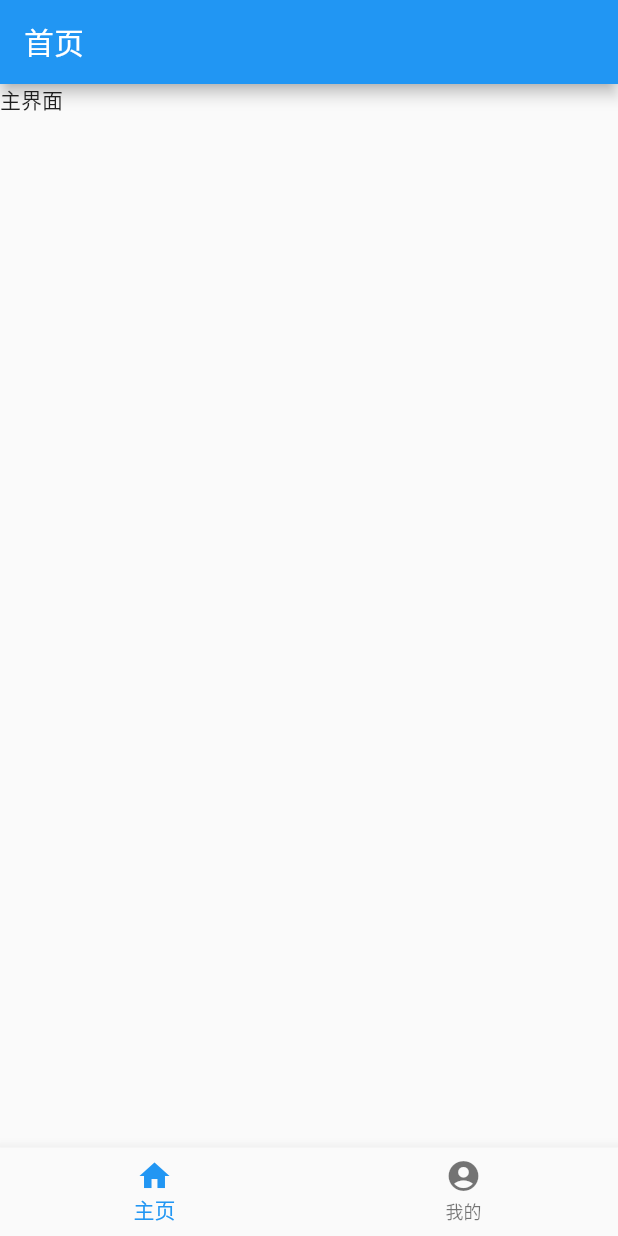
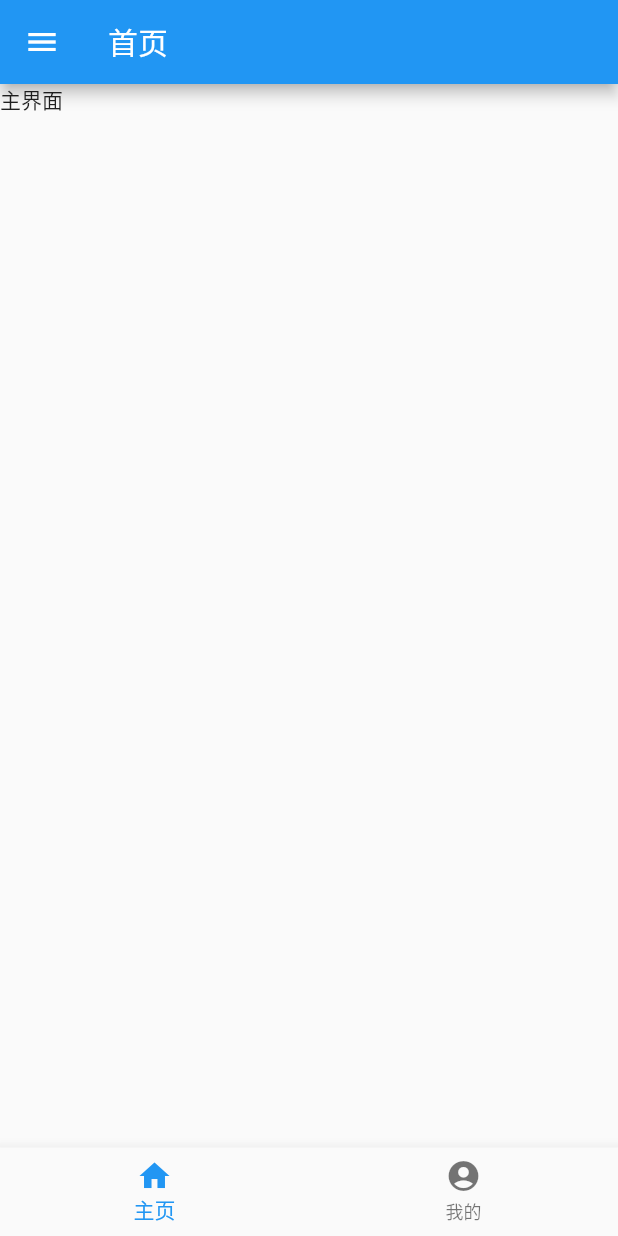
Before and after one commit to DmuTreehole/DmuFileManage, a Flutter app: the screen it shows after launch, on a phone screen of 412 x 824 dp. Run offline on Flutter 3.47's test engine with Material 2 defaults, Android fonts, the phone set to English and light mode, and no system bars.

```diff
--- a/demo/lib/home.dart
+++ b/demo/lib/home.dart
@@ -1,4 +1,5 @@
 import 'package:flutter/material.dart';
+import 'package:flutter/rendering.dart';
 import 'file.dart';
 import 'user.dart';
 class Home extends StatefulWidget {
@@ -30,6 +31,38 @@ class _HomeState extends State<Home> {
         index:_index,
         children:_homeWidgets,
       ),
+      drawer: Drawer(
+        child: ListView(
+          children: <Widget>[
+            UserAccountsDrawerHeader(
+              accountName: new Text("赵大卷"),
+              accountEmail: new Text("zxy@163.com"),
+              currentAccountPicture: new CircleAvatar(
+                backgroundImage: new AssetImage(
+                  "assets/images/1.jpg"
+                ),
+              ),
+              otherAccountsPictures: <Widget>[
+                new Container(
+                  child: Image.asset('images/2.png'))
+              ],
+              ),
+              ListTile(
+                leading:new CircleAvatar(child: Icon(Icons.color_lens)),
+                title: Text("我的班级"),
+              ),
+              ListTile(
+                leading:new CircleAvatar(child: Icon(Icons.photo)),
+                title: Text("我的信息"),
+              ),
+              ListTile(
+                leading: new CircleAvatar(child: Icon(Icons.wifi),),
+                title: Text('连接校园网'),
+              )
+          ],
+
+        )
+        ),
       bottomNavigationBar: BottomNavigationBar(
         type: BottomNavigationBarType.fixed,
         currentIndex: _index,
@@ -41,20 +74,4 @@ class _HomeState extends State<Home> {
       ),
     );
   }
-//   BottomNavigationBarItem _getBottomNavItem(String title,String normalIcon,String pressedIcon,int index){
-//     return BottomNavigationBarItem(
-//       icon: _index==index?Image.asset(
-//         pressedIcon,
-//         width: 32,
-//         height: 28,
-//         )
-//       :Image.asset(
-//         normalIcon,
-//         width: 32,
-//         height: 28,
-//       ),
-//       label: title,
-//     );
-//   }
-//
 }
--- a/demo/lib/main.dart
+++ b/demo/lib/main.dart
@@ -1,4 +1,3 @@
-import 'dart:html';
 import 'home.dart';
 import 'package:flutter/material.dart';
 void main(){
--- a/demo/pubspec.yaml
+++ b/demo/pubspec.yaml
@@ -58,9 +58,8 @@ flutter:
   uses-material-design: true
 
   # To add assets to your application, add an assets section, like this:
-  # assets:
-  #   - images/a_dot_burr.jpeg
-  #   - images/a_dot_ham.jpeg
+  assets:
+    - assets/images/
 
   # An image asset can refer to one or more resolution-specific "variants", see
   # https://flutter.dev/assets-and-images/#resolution-aware.
```
Also changed, not shown: demo/lib/user.dart (+10 -2 lines), demo/assets/images/1.jpg (added), demo/assets/images/2.png (added).
